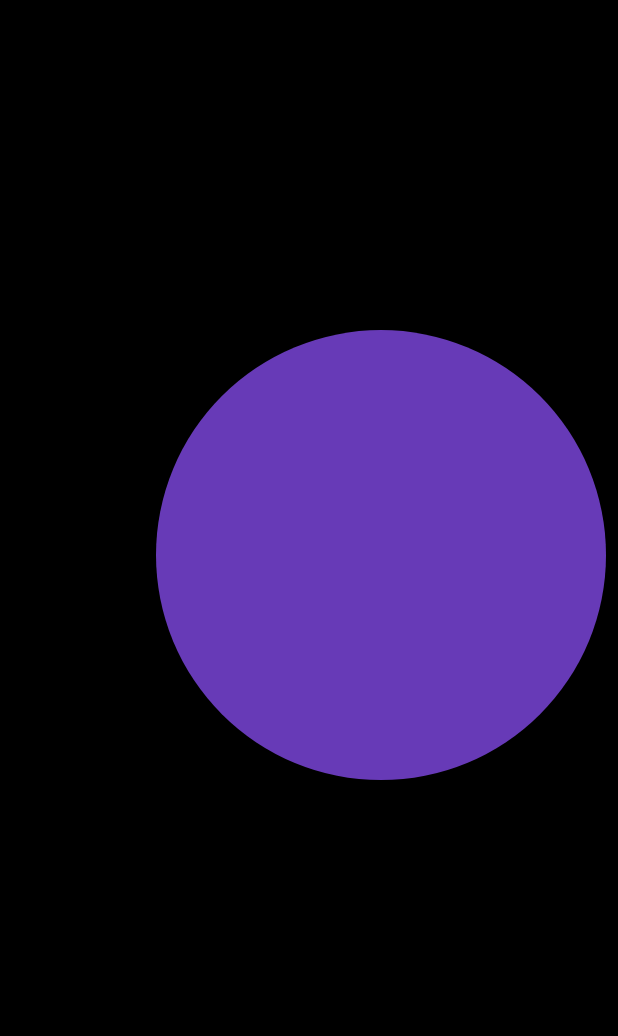
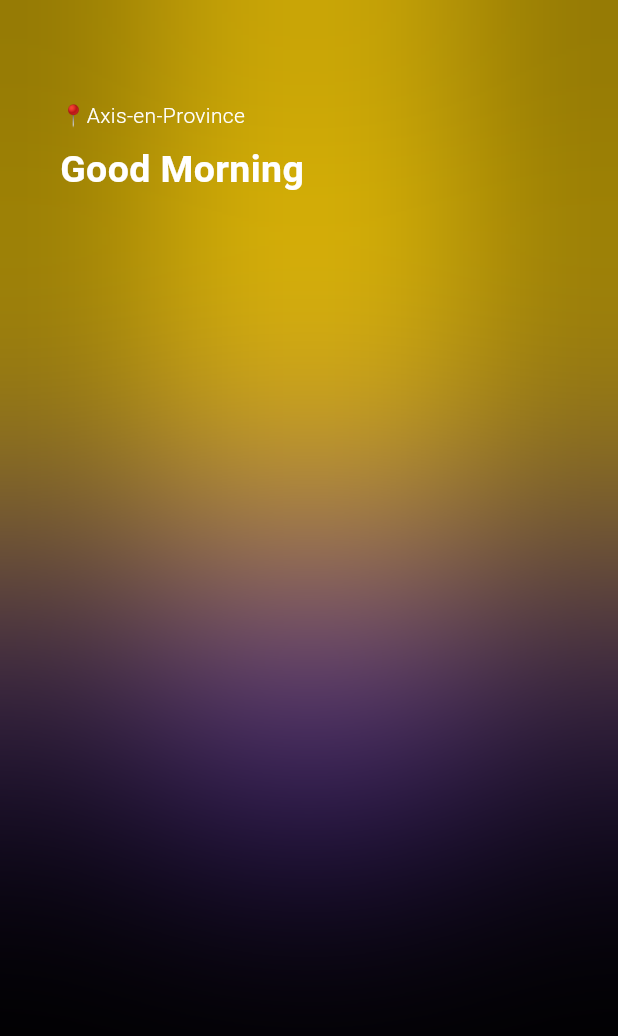
Before and after one commit to KHALEDKHLYAN/Weather_App, a Flutter app: the screen it shows after launch, on a phone screen of 412 x 824 dp. Shown: the top 1036 px of the screen. Run offline on Flutter 3.47's test engine with Material 3 defaults, Android fonts, the phone set to English and light mode, and no system bars; our stand-ins replace bloc, equatable.

Commit message:
flutter app

```diff
--- a/lib/screens/home_screen.dart
+++ b/lib/screens/home_screen.dart
@@ -1,3 +1,5 @@
+import 'dart:ui';
+
 import 'package:flutter/material.dart';
 import 'package:flutter/services.dart';
 
@@ -23,16 +25,67 @@ class HomeScreen extends StatelessWidget {
           child: Stack(
             children: [
               Align(
-                  alignment: AlignmentDirectional(3, -0.3),
+                alignment: const AlignmentDirectional(3, -0.3),
                 child: Container(
-                    height: 300,
-                    width: 300,
-                    decoration: BoxDecoration(
+                  height: 350,
+                  width: 350,
+                  decoration: const BoxDecoration(
                     shape: BoxShape.circle,
                     color: Colors.deepPurple,
                   ),
-                  )
-                )
+                ),
+              ),
+              Align(
+                alignment: const AlignmentDirectional(-3, -0.3),
+                child: Container(
+                  height: 350,
+                  width: 350,
+                  decoration: const BoxDecoration(
+                    shape: BoxShape.circle,
+                    color: Colors.deepPurple,
+                  ),
+                ),
+              ),
+              Align(
+                alignment: const AlignmentDirectional(0, -1.3),
+                child: Container(
+                  height: 350,
+                  width: 650,
+                  decoration: const BoxDecoration(
+                    color: Color.fromARGB(255, 235, 193, 7),
+                  ),
+                ),
+              ),
+              BackdropFilter(
+                filter: ImageFilter.blur(sigmaX: 100.0, sigmaY: 100.0),
+                child: Container(
+                  decoration: const BoxDecoration(color: Colors.transparent),
+                ),
+              ),
+              SizedBox(
+                width: MediaQuery.of(context).size.width,
+                height: MediaQuery.of(context).size.height,
+                child: const Column(
+                  crossAxisAlignment: CrossAxisAlignment.start,
+                  children: [
+                    Text(
+                      '📍Axis-en-Province',
+                      style: TextStyle(
+                        color: Colors.white,
+                        fontWeight: FontWeight.w300,
+                      ),
+                    ),
+                    SizedBox(height: 8),
+                    Text(
+                      'Good Morning',
+                      style: TextStyle(
+                          color: Colors.white,
+                          fontSize: 25,
+                          fontWeight: FontWeight.bold),
+                    ),
+                  ],
+                ),
+              ),
             ],
           ),
         ),
```
Lines whose indentation alone changed are shown as unchanged.
